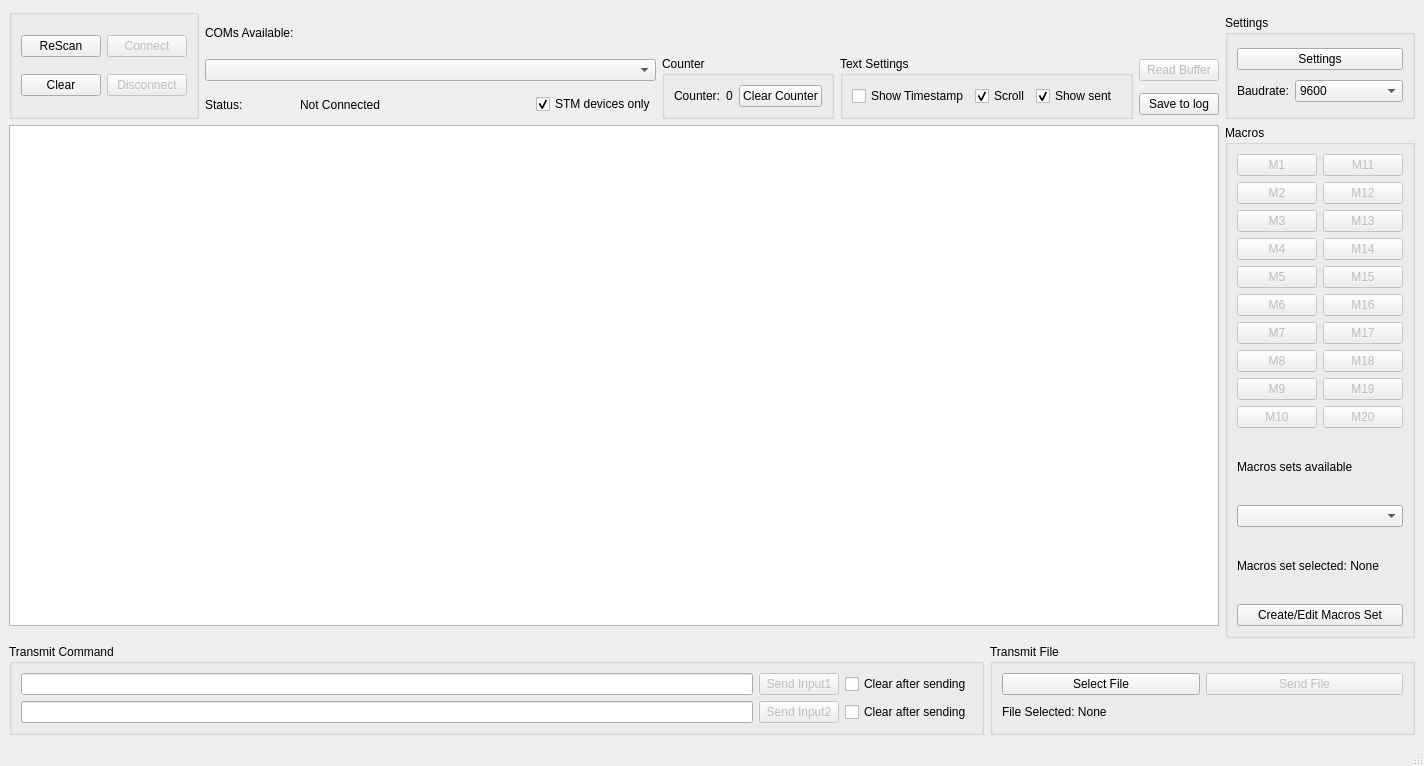
Before: the Qt Designer form Terminal.ui in notiel/OstrannaTerminal, drawn with Qt 5.
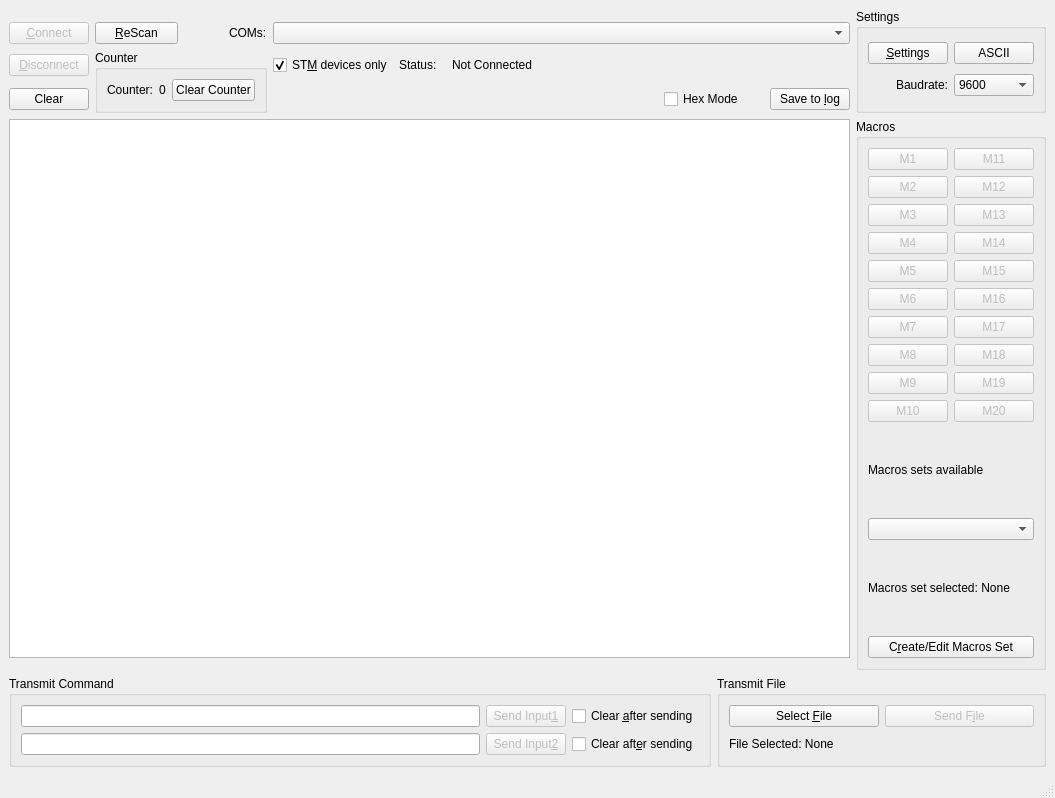
After: the same form once the commit is applied. Icons and pictures are not drawn.

Commit message: hexmode, ASCII table, design updated

Diff of the .ui file:
```diff
--- a/Terminal.ui
+++ b/Terminal.ui
@@ -6,8 +6,8 @@
    <rect>
     <x>0</x>
     <y>0</y>
-    <width>1424</width>
-    <height>766</height>
+    <width>1055</width>
+    <height>798</height>
    </rect>
   </property>
   <property name="windowTitle">
@@ -19,71 +19,110 @@
   </property>
   <widget class="QWidget" name="centralwidget">
    <layout class="QGridLayout" name="gridLayout">
-    <item row="4" column="11" rowspan="5" colspan="2">
-     <widget class="QGroupBox" name="GBSettings">
+    <item row="4" column="2" alignment="Qt::AlignRight">
+     <widget class="QLabel" name="LblAvailable">
+      <property name="text">
+       <string>COMs:</string>
+      </property>
+     </widget>
+    </item>
+    <item row="9" column="0" colspan="12">
+     <widget class="QTextBrowser" name="TxtBuffer">
+      <property name="html">
+       <string>&lt;!DOCTYPE HTML PUBLIC &quot;-//W3C//DTD HTML 4.0//EN&quot; &quot;http://www.w3.org/TR/REC-html40/strict.dtd&quot;&gt;
+&lt;html&gt;&lt;head&gt;&lt;meta name=&quot;qrichtext&quot; content=&quot;1&quot; /&gt;&lt;style type=&quot;text/css&quot;&gt;
+p, li { white-space: pre-wrap; }
+&lt;/style&gt;&lt;/head&gt;&lt;body style=&quot; font-family:'MS Shell Dlg 2'; font-size:7.8pt; font-weight:400; font-style:normal;&quot;&gt;
+&lt;p style=&quot;-qt-paragraph-type:empty; margin-top:0px; margin-bottom:0px; margin-left:0px; margin-right:0px; -qt-block-indent:0; text-indent:0px;&quot;&gt;&lt;br /&gt;&lt;/p&gt;&lt;/body&gt;&lt;/html&gt;</string>
+      </property>
+     </widget>
+    </item>
+    <item row="27" column="0" rowspan="2" colspan="10">
+     <widget class="QGroupBox" name="GBTansmit">
       <property name="title">
-       <string>Settings </string>
+       <string>Transmit Command</string>
       </property>
-      <layout class="QGridLayout" name="gridLayout_3">
-       <item row="2" column="0">
-        <widget class="QLabel" name="LblBaudrate">
+      <layout class="QGridLayout" name="gridLayout_8">
+       <item row="0" column="0">
+        <widget class="QLineEdit" name="TxtTransmit2"/>
+       </item>
+       <item row="0" column="1">
+        <widget class="QPushButton" name="BtnSend2">
+         <property name="enabled">
+          <bool>false</bool>
+         </property>
          <property name="text">
-          <string>Baudrate:</string>
+          <string>Send Input&amp;1</string>
          </property>
         </widget>
        </item>
-       <item row="2" column="1" colspan="2">
-        <widget class="QComboBox" name="CBBaudrate">
-         <item>
-          <property name="text">
-           <string>9600</string>
-          </property>
-         </item>
-         <item>
-          <property name="text">
-           <string>115200</string>
-          </property>
-         </item>
-         <item>
-          <property name="text">
-           <string>256000</string>
-          </property>
-         </item>
-         <item>
-          <property name="text">
-           <string>Custom</string>
-          </property>
-         </item>
+       <item row="1" column="0">
+        <widget class="QLineEdit" name="TxtTransmit"/>
+       </item>
+       <item row="1" column="1">
+        <widget class="QPushButton" name="BtnSend">
+         <property name="enabled">
+          <bool>false</bool>
+         </property>
+         <property name="text">
+          <string>Send Input&amp;2</string>
+         </property>
         </widget>
        </item>
-       <item row="0" column="0" colspan="3">
-        <widget class="QPushButton" name="BtnSettings">
+       <item row="0" column="2">
+        <widget class="QCheckBox" name="CBClear2">
          <property name="text">
-          <string>Settings</string>
+          <string>Clear &amp;after sending</string>
          </property>
         </widget>
        </item>
+       <item row="1" column="2">
+        <widget class="QCheckBox" name="CBClear">
+         <property name="text">
+          <string>Clear aft&amp;er sending</string>
+         </property>
+         <property name="checked">
+          <bool>false</bool>
+         </property>
+        </widget>
+       </item>
       </layout>
      </widget>
     </item>
-    <item row="7" column="10">
-     <widget class="QPushButton" name="BtnBuffer">
-      <property name="enabled">
-       <bool>false</bool>
+    <item row="27" column="10" rowspan="2" colspan="4">
+     <widget class="QGroupBox" name="GBTransmit">
+      <property name="title">
+       <string>Transmit File</string>
       </property>
-      <property name="text">
-       <string>Read Buffer</string>
-      </property>
+      <layout class="QGridLayout" name="gridLayout_7">
+       <item row="0" column="1">
+        <widget class="QPushButton" name="BtnSendFile">
+         <property name="enabled">
+          <bool>false</bool>
+         </property>
+         <property name="text">
+          <string>Send F&amp;ile</string>
+         </property>
+        </widget>
+       </item>
+       <item row="0" column="0">
+        <widget class="QPushButton" name="BtnFile">
+         <property name="text">
+          <string>Select &amp;File</string>
+         </property>
+        </widget>
+       </item>
+       <item row="1" column="0" colspan="2">
+        <widget class="QLabel" name="LblFile">
+         <property name="text">
+          <string>File Selected: None</string>
+         </property>
+        </widget>
+       </item>
+      </layout>
      </widget>
     </item>
-    <item row="8" column="10">
-     <widget class="QPushButton" name="BtnSave">
-      <property name="text">
-       <string>Save to log</string>
-      </property>
-     </widget>
-    </item>
-    <item row="10" column="11" rowspan="3" colspan="2">
+    <item row="9" column="12" rowspan="3" colspan="2">
      <widget class="QGroupBox" name="GBMacros">
       <property name="title">
        <string>Macros </string>
@@ -309,158 +348,155 @@
        <item row="13" column="0" colspan="2">
         <widget class="QPushButton" name="BtnCreateMacros">
          <property name="text">
-          <string>Create/Edit Macros Set</string>
+          <string>C&amp;reate/Edit Macros Set</string>
          </property>
         </widget>
        </item>
       </layout>
      </widget>
     </item>
-    <item row="5" column="1">
-     <widget class="QLabel" name="LblAvailable">
-      <property name="text">
-       <string>COMs Available:</string>
-      </property>
-     </widget>
-    </item>
-    <item row="7" column="1" colspan="4">
-     <widget class="QComboBox" name="CBPorts">
-      <property name="minimumSize">
-       <size>
-        <width>300</width>
-        <height>0</height>
-       </size>
-      </property>
-     </widget>
-    </item>
-    <item row="8" column="2">
-     <widget class="QLabel" name="LblStatusInfo">
-      <property name="text">
-       <string>Not Connected</string>
-      </property>
-     </widget>
-    </item>
-    <item row="8" column="1">
+    <item row="5" column="4">
      <widget class="QLabel" name="LblStatus">
       <property name="text">
        <string>Status:</string>
       </property>
      </widget>
     </item>
-    <item row="10" column="0" colspan="11">
-     <widget class="QTextBrowser" name="TxtBuffer">
-      <property name="html">
-       <string>&lt;!DOCTYPE HTML PUBLIC &quot;-//W3C//DTD HTML 4.0//EN&quot; &quot;http://www.w3.org/TR/REC-html40/strict.dtd&quot;&gt;
-&lt;html&gt;&lt;head&gt;&lt;meta name=&quot;qrichtext&quot; content=&quot;1&quot; /&gt;&lt;style type=&quot;text/css&quot;&gt;
-p, li { white-space: pre-wrap; }
-&lt;/style&gt;&lt;/head&gt;&lt;body style=&quot; font-family:'MS Shell Dlg 2'; font-size:7.8pt; font-weight:400; font-style:normal;&quot;&gt;
-&lt;p style=&quot;-qt-paragraph-type:empty; margin-top:0px; margin-bottom:0px; margin-left:0px; margin-right:0px; -qt-block-indent:0; text-indent:0px;&quot;&gt;&lt;br /&gt;&lt;/p&gt;&lt;/body&gt;&lt;/html&gt;</string>
+    <item row="3" column="12" rowspan="4" colspan="2">
+     <widget class="QGroupBox" name="GBSettings">
+      <property name="title">
+       <string>Settings </string>
       </property>
+      <layout class="QGridLayout" name="gridLayout_3">
+       <item row="0" column="0" colspan="3">
+        <widget class="QPushButton" name="BtnSettings">
+         <property name="text">
+          <string>&amp;Settings</string>
+         </property>
+         <property name="icon">
+          <iconset resource="logo.qrc">
+           <normaloff>:/Settings/icon/customize.bmp</normaloff>:/Settings/icon/customize.bmp</iconset>
+         </property>
+        </widget>
+       </item>
+       <item row="0" column="3">
+        <widget class="QPushButton" name="BtnAscii">
+         <property name="text">
+          <string>ASCII</string>
+         </property>
+        </widget>
+       </item>
+       <item row="2" column="3">
+        <widget class="QComboBox" name="CBBaudrate">
+         <item>
+          <property name="text">
+           <string>9600</string>
+          </property>
+         </item>
+         <item>
+          <property name="text">
+           <string>115200</string>
+          </property>
+         </item>
+         <item>
+          <property name="text">
+           <string>256000</string>
+          </property>
+         </item>
+         <item>
+          <property name="text">
+           <string>Custom</string>
+          </property>
+         </item>
+        </widget>
+       </item>
+       <item row="2" column="0" colspan="3" alignment="Qt::AlignRight">
+        <widget class="QLabel" name="LblBaudrate">
+         <property name="text">
+          <string>Baudrate:</string>
+         </property>
+        </widget>
+       </item>
+      </layout>
      </widget>
     </item>
-    <item row="8" column="4">
+    <item row="4" column="1">
+     <widget class="QPushButton" name="BtnReScan">
+      <property name="text">
+       <string>&amp;ReScan</string>
+      </property>
+     </widget>
+    </item>
+    <item row="4" column="0" alignment="Qt::AlignLeft">
+     <widget class="QPushButton" name="BtnConnect">
+      <property name="enabled">
+       <bool>false</bool>
+      </property>
+      <property name="text">
+       <string>&amp;Connect</string>
+      </property>
+      <property name="icon">
+       <iconset resource="logo.qrc">
+        <normaloff>:/Connect/icon/connect.bmp</normaloff>:/Connect/icon/connect.bmp</iconset>
+      </property>
+     </widget>
+    </item>
+    <item row="5" column="0">
+     <widget class="QPushButton" name="BtnDisconnect">
+      <property name="enabled">
+       <bool>false</bool>
+      </property>
+      <property name="text">
+       <string>&amp;Disconnect</string>
+      </property>
+      <property name="icon">
+       <iconset resource="logo.qrc">
+        <normaloff>:/Disconnect/icon/discon.bmp</normaloff>:/Disconnect/icon/discon.bmp</iconset>
+      </property>
+     </widget>
+    </item>
+    <item row="6" column="0">
+     <widget class="QPushButton" name="BtnClear">
+      <property name="text">
+       <string>Clear</string>
+      </property>
+     </widget>
+    </item>
+    <item row="5" column="5" colspan="2">
+     <widget class="QLabel" name="LblStatusInfo">
+      <property name="text">
+       <string>Not Connected</string>
+      </property>
+     </widget>
+    </item>
+    <item row="5" column="3">
      <widget class="QCheckBox" name="CBSTM">
       <property name="text">
-       <string>STM devices only</string>
+       <string>ST&amp;M devices only</string>
       </property>
       <property name="checked">
        <bool>true</bool>
       </property>
      </widget>
     </item>
-    <item row="7" column="8" rowspan="2" colspan="2">
-     <widget class="QGroupBox" name="GBTextSettings">
-      <property name="title">
-       <string>Text Settings</string>
+    <item row="6" column="11">
+     <widget class="QPushButton" name="BtnSave">
+      <property name="text">
+       <string>Save to &amp;log</string>
       </property>
-      <layout class="QGridLayout" name="gridLayout_5">
-       <item row="0" column="1">
-        <widget class="QCheckBox" name="CBScroll">
-         <property name="text">
-          <string>Scroll</string>
-         </property>
-         <property name="checked">
-          <bool>true</bool>
-         </property>
-        </widget>
-       </item>
-       <item row="0" column="0">
-        <widget class="QCheckBox" name="CBTime">
-         <property name="text">
-          <string>Show Timestamp</string>
-         </property>
-        </widget>
-       </item>
-       <item row="0" column="2">
-        <widget class="QCheckBox" name="CBShowSent">
-         <property name="text">
-          <string>Show sent </string>
-         </property>
-         <property name="checked">
-          <bool>true</bool>
-         </property>
-        </widget>
-       </item>
-      </layout>
      </widget>
     </item>
-    <item row="8" column="3">
-     <spacer name="horizontalSpacer">
-      <property name="orientation">
-       <enum>Qt::Horizontal</enum>
-      </property>
-      <property name="sizeHint" stdset="0">
+    <item row="4" column="3" colspan="9">
+     <widget class="QComboBox" name="CBPorts">
+      <property name="minimumSize">
        <size>
-        <width>40</width>
-        <height>20</height>
+        <width>300</width>
+        <height>0</height>
        </size>
       </property>
-     </spacer>
-    </item>
-    <item row="3" column="0" rowspan="6">
-     <widget class="QGroupBox" name="GBButtons">
-      <property name="title">
-       <string/>
-      </property>
-      <layout class="QGridLayout" name="gridLayout_2">
-       <item row="0" column="0">
-        <widget class="QPushButton" name="BtnReScan">
-         <property name="text">
-          <string>ReScan</string>
-         </property>
-        </widget>
-       </item>
-       <item row="0" column="1">
-        <widget class="QPushButton" name="BtnConnect">
-         <property name="enabled">
-          <bool>false</bool>
-         </property>
-         <property name="text">
-          <string>Connect</string>
-         </property>
-        </widget>
-       </item>
-       <item row="1" column="0">
-        <widget class="QPushButton" name="BtnClear">
-         <property name="text">
-          <string>Clear</string>
-         </property>
-        </widget>
-       </item>
-       <item row="1" column="1">
-        <widget class="QPushButton" name="BtnDisconnect">
-         <property name="enabled">
-          <bool>false</bool>
-         </property>
-         <property name="text">
-          <string>Disconnect</string>
-         </property>
-        </widget>
-       </item>
-      </layout>
      </widget>
     </item>
-    <item row="7" column="5" rowspan="2" colspan="3">
+    <item row="5" column="1" rowspan="2" colspan="2">
      <widget class="QGroupBox" name="GBCounter">
       <property name="title">
        <string>Counter</string>
@@ -496,89 +532,11 @@
       </layout>
      </widget>
     </item>
-    <item row="28" column="0" rowspan="2" colspan="9">
-     <widget class="QGroupBox" name="GBTansmit">
-      <property name="title">
-       <string>Transmit Command</string>
+    <item row="6" column="9" colspan="2">
+     <widget class="QCheckBox" name="CBHex">
+      <property name="text">
+       <string>Hex Mode</string>
       </property>
-      <layout class="QGridLayout" name="gridLayout_8">
-       <item row="0" column="0">
-        <widget class="QLineEdit" name="TxtTransmit2"/>
-       </item>
-       <item row="0" column="1">
-        <widget class="QPushButton" name="BtnSend2">
-         <property name="enabled">
-          <bool>false</bool>
-         </property>
-         <property name="text">
-          <string>Send Input1</string>
-         </property>
-        </widget>
-       </item>
-       <item row="1" column="0">
-        <widget class="QLineEdit" name="TxtTransmit"/>
-       </item>
-       <item row="1" column="1">
-        <widget class="QPushButton" name="BtnSend">
-         <property name="enabled">
-          <bool>false</bool>
-         </property>
-         <property name="text">
-          <string>Send Input2</string>
-         </property>
-        </widget>
-       </item>
-       <item row="0" column="2">
-        <widget class="QCheckBox" name="CBClear2">
-         <property name="text">
-          <string>Clear after sending</string>
-         </property>
-        </widget>
-       </item>
-       <item row="1" column="2">
-        <widget class="QCheckBox" name="CBClear">
-         <property name="text">
-          <string>Clear after sending</string>
-         </property>
-         <property name="checked">
-          <bool>false</bool>
-         </property>
-        </widget>
-       </item>
-      </layout>
-     </widget>
-    </item>
-    <item row="28" column="9" rowspan="2" colspan="4">
-     <widget class="QGroupBox" name="GBTransmit">
-      <property name="title">
-       <string>Transmit File</string>
-      </property>
-      <layout class="QGridLayout" name="gridLayout_7">
-       <item row="0" column="1">
-        <widget class="QPushButton" name="BtnSendFile">
-         <property name="enabled">
-          <bool>false</bool>
-         </property>
-         <property name="text">
-          <string>Send File</string>
-         </property>
-        </widget>
-       </item>
-       <item row="0" column="0">
-        <widget class="QPushButton" name="BtnFile">
-         <property name="text">
-          <string>Select File</string>
-         </property>
-        </widget>
-       </item>
-       <item row="1" column="0" colspan="2">
-        <widget class="QLabel" name="LblFile">
-         <property name="text">
-          <string>File Selected: None</string>
-         </property>
-        </widget>
-       </item>
-      </layout>
      </widget>
     </item>
    </layout>
```
Left out of the diff: 45 changed lines with no effect on the pictures. The commit also changes 12 other files.
